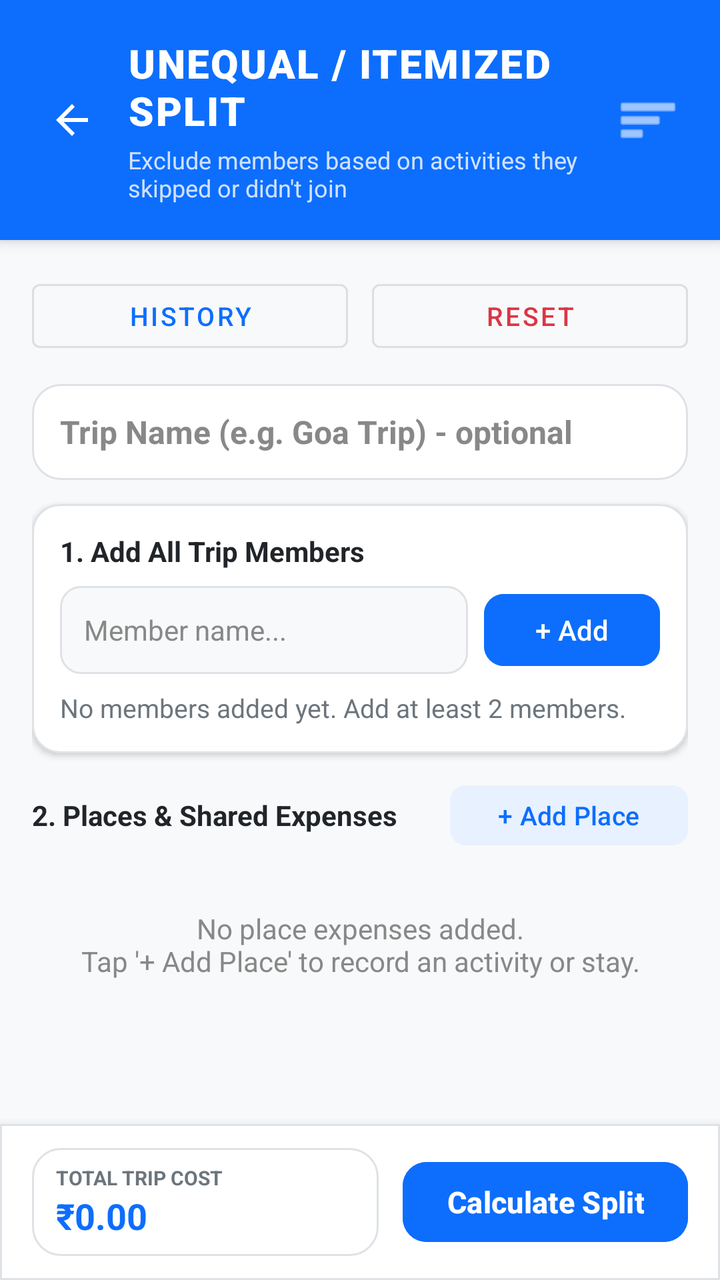
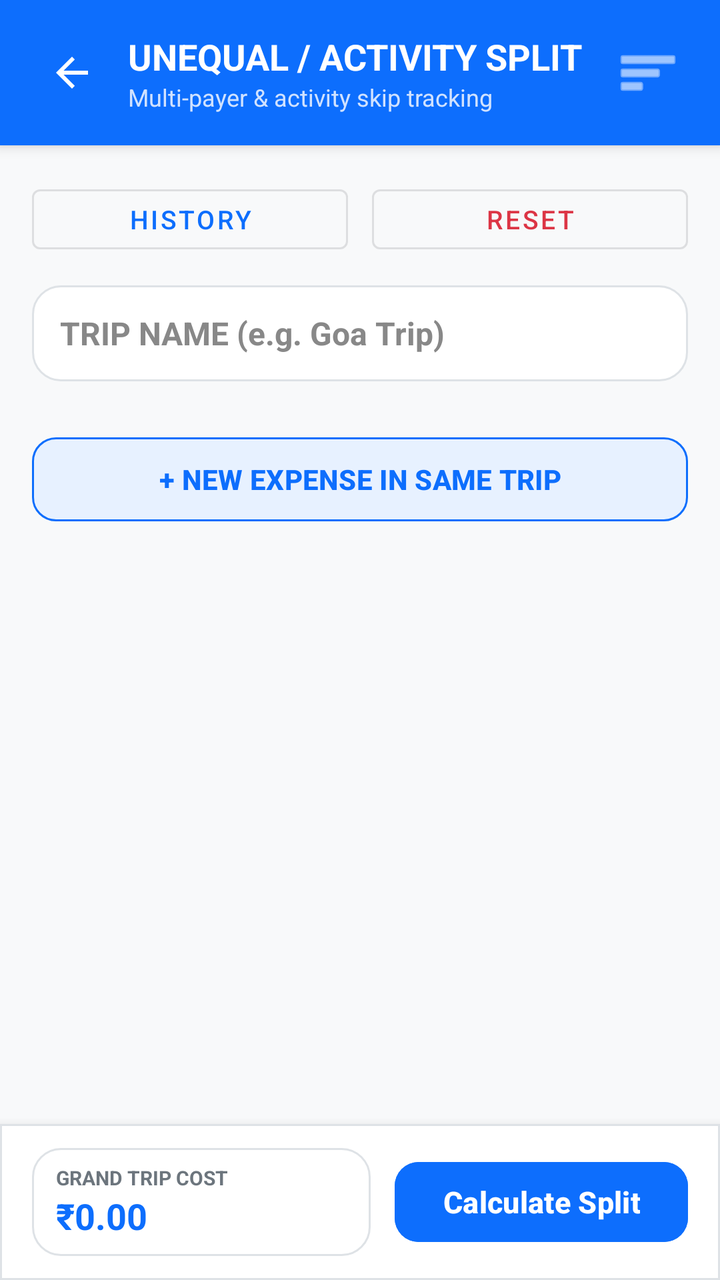

Before-and-after screenshots of an Android layout around one commit, followed by the original layout XML and the change that was made.
<!-- AndroidManifest.xml: application theme Theme.TripExpenseSplitter -->
<!-- res/layout/activity_unequal_split.xml -->
<?xml version="1.0" encoding="utf-8"?>
<LinearLayout xmlns:android="http://schemas.android.com/apk/res/android"
    xmlns:app="http://schemas.android.com/apk/res-auto"
    android:layout_width="match_parent"
    android:layout_height="match_parent"
    android:fitsSystemWindows="true"
    android:background="@color/screen_bg"
    android:orientation="vertical">

    
    <LinearLayout
        android:layout_width="match_parent"
        android:layout_height="wrap_content"
        android:background="@color/primary_blue"
        android:orientation="horizontal"
        android:gravity="center_vertical"
        android:paddingHorizontal="16dp"
        android:paddingVertical="18dp"
        android:elevation="4dp">

        
        <ImageButton
            android:id="@+id/btnBackUnequal"
            android:layout_width="40dp"
            android:layout_height="40dp"
            android:background="?attr/selectableItemBackgroundBorderless"
            android:src="?attr/homeAsUpIndicator"
            android:tint="@android:color/white"
            android:contentDescription="Back"
            android:layout_marginEnd="8dp" />

        
        <LinearLayout
            android:layout_width="0dp"
            android:layout_height="wrap_content"
            android:layout_weight="1"
            android:orientation="vertical">

            <TextView
                android:layout_width="wrap_content"
                android:layout_height="wrap_content"
                android:text="UNEQUAL / ITEMIZED SPLIT"
                android:textSize="20sp"
                android:textStyle="bold"
                android:fontFamily="sans-serif-black"
                android:letterSpacing="0.04"
                android:textColor="#FFFFFF" />

            <TextView
                android:layout_width="wrap_content"
                android:layout_height="wrap_content"
                android:text="Exclude members based on activities they skipped or didn't join"
                android:textSize="12sp"
                android:textColor="#D0E2FF"
                android:layout_marginTop="3dp" />
        </LinearLayout>

        
        <ImageButton
            android:id="@+id/btnMenuUnequal"
            android:layout_width="40dp"
            android:layout_height="40dp"
            android:background="?attr/selectableItemBackgroundBorderless"
            android:src="@android:drawable/ic_menu_sort_by_size"
            android:tint="@android:color/white"
            android:contentDescription="Menu" />
    </LinearLayout>

    
    <ScrollView
        android:layout_width="match_parent"
        android:layout_height="0dp"
        android:layout_weight="1"
        android:fillViewport="true">

        <LinearLayout
            android:layout_width="match_parent"
            android:layout_height="wrap_content"
            android:orientation="vertical"
            android:padding="16dp">

            
            <LinearLayout
                android:layout_width="match_parent"
                android:layout_height="wrap_content"
                android:orientation="horizontal"
                android:layout_marginBottom="12dp">

                <Button
                    android:id="@+id/btnUnequalHistory"
                    android:layout_width="0dp"
                    android:layout_height="44dp"
                    android:layout_weight="1"
                    android:text="HISTORY"
                    style="@style/Widget.MaterialComponents.Button.OutlinedButton"
                    android:textColor="@color/primary_blue"
                    android:textSize="13sp"
                    android:layout_marginEnd="6dp" />

                <Button
                    android:id="@+id/btnUnequalReset"
                    android:layout_width="0dp"
                    android:layout_height="44dp"
                    android:layout_weight="1"
                    android:text="RESET"
                    style="@style/Widget.MaterialComponents.Button.OutlinedButton"
                    android:textColor="#DC3545"
                    android:strokeColor="#DC3545"
                    android:textSize="13sp"
                    android:layout_marginStart="6dp" />
            </LinearLayout>

            
            <EditText
                android:id="@+id/etUnequalTripTitle"
                android:layout_width="match_parent"
                android:layout_height="48dp"
                android:background="@drawable/bg_card"
                android:hint="Trip Name (e.g. Goa Trip) - optional"
                android:inputType="textCapWords"
                android:maxLines="1"
                android:paddingHorizontal="14dp"
                android:textColor="@color/text_primary"
                android:textColorHint="@color/text_hint"
                android:textSize="16sp"
                android:textStyle="bold"
                android:layout_marginBottom="12dp" />

            
            <com.google.android.material.card.MaterialCardView
                android:layout_width="match_parent"
                android:layout_height="wrap_content"
                android:layout_marginBottom="12dp"
                app:cardBackgroundColor="@android:color/white"
                app:cardCornerRadius="14dp"
                app:cardElevation="2dp"
                app:strokeColor="@color/border_color"
                app:strokeWidth="1dp">

                <LinearLayout
                    android:layout_width="match_parent"
                    android:layout_height="wrap_content"
                    android:orientation="vertical"
                    android:padding="14dp">

                    <TextView
                        android:layout_width="wrap_content"
                        android:layout_height="wrap_content"
                        android:text="1. Add All Trip Members"
                        android:textColor="@color/text_primary"
                        android:textSize="14sp"
                        android:textStyle="bold" />

                    <LinearLayout
                        android:layout_width="match_parent"
                        android:layout_height="wrap_content"
                        android:layout_marginTop="8dp"
                        android:orientation="horizontal">

                        <EditText
                            android:id="@+id/etUnequalMemberName"
                            android:layout_width="0dp"
                            android:layout_height="44dp"
                            android:layout_weight="1"
                            android:background="@drawable/bg_input"
                            android:hint="Member name..."
                            android:inputType="textPersonName"
                            android:maxLines="1"
                            android:paddingHorizontal="12dp"
                            android:textColor="@color/text_primary"
                            android:textColorHint="@color/text_hint"
                            android:textSize="14sp" />

                        <Button
                            android:id="@+id/btnAddUnequalMember"
                            android:layout_width="wrap_content"
                            android:layout_height="44dp"
                            android:layout_marginStart="8dp"
                            android:backgroundTint="@color/primary_blue"
                            android:text="+ Add"
                            android:textColor="#FFFFFF"
                            app:cornerRadius="10dp" />
                    </LinearLayout>

                    
                    <TextView
                        android:id="@+id/tvUnequalMembersSummary"
                        android:layout_width="match_parent"
                        android:layout_height="wrap_content"
                        android:layout_marginTop="8dp"
                        android:text="No members added yet. Add at least 2 members."
                        android:textColor="@color/text_secondary"
                        android:textSize="13sp" />
                </LinearLayout>
            </com.google.android.material.card.MaterialCardView>

            
            <LinearLayout
                android:layout_width="match_parent"
                android:layout_height="wrap_content"
                android:gravity="center_vertical"
                android:orientation="horizontal"
                android:layout_marginBottom="8dp">

                <TextView
                    android:layout_width="0dp"
                    android:layout_height="wrap_content"
                    android:layout_weight="1"
                    android:text="2. Places &amp; Shared Expenses"
                    android:textColor="@color/text_primary"
                    android:textSize="14sp"
                    android:textStyle="bold" />

                <Button
                    android:id="@+id/btnOpenAddExpenseDialog"
                    style="@style/Widget.Material3.Button.TonalButton"
                    android:layout_width="wrap_content"
                    android:layout_height="38dp"
                    android:text="+ Add Place"
                    android:textColor="@color/primary_blue"
                    android:textSize="13sp"
                    app:backgroundTint="#E7F1FF"
                    app:cornerRadius="8dp" />
            </LinearLayout>

            
            <TextView
                android:id="@+id/tvEmptyExpensePrompt"
                android:layout_width="match_parent"
                android:layout_height="wrap_content"
                android:layout_marginTop="20dp"
                android:gravity="center"
                android:text="No place expenses added.\nTap '+ Add Place' to record an activity or stay."
                android:textColor="@color/text_hint"
                android:textSize="14sp" />

            
            <LinearLayout
                android:id="@+id/layoutExpenseItemsContainer"
                android:layout_width="match_parent"
                android:layout_height="wrap_content"
                android:orientation="vertical" />

        </LinearLayout>
    </ScrollView>

    
    <com.google.android.material.card.MaterialCardView
        android:layout_width="match_parent"
        android:layout_height="wrap_content"
        app:cardBackgroundColor="@android:color/white"
        app:cardCornerRadius="0dp"
        app:cardElevation="8dp"
        app:strokeColor="@color/border_color"
        app:strokeWidth="1dp">

        <LinearLayout
            android:layout_width="match_parent"
            android:layout_height="wrap_content"
            android:gravity="center_vertical"
            android:orientation="horizontal"
            android:paddingHorizontal="16dp"
            android:paddingVertical="12dp">

            <LinearLayout
                android:layout_width="0dp"
                android:layout_height="wrap_content"
                android:layout_weight="1"
                android:background="@drawable/bg_card"
                android:orientation="vertical"
                android:paddingHorizontal="12dp"
                android:paddingVertical="8dp"
                android:layout_marginEnd="12dp">

                <TextView
                    android:layout_width="wrap_content"
                    android:layout_height="wrap_content"
                    android:text="TOTAL TRIP COST"
                    android:textColor="@color/text_secondary"
                    android:textSize="10sp"
                    android:textStyle="bold" />

                <TextView
                    android:id="@+id/tvUnequalLiveTotal"
                    android:layout_width="wrap_content"
                    android:layout_height="wrap_content"
                    android:text="₹0.00"
                    android:textColor="@color/primary_blue"
                    android:textSize="18sp"
                    android:textStyle="bold" />
            </LinearLayout>

            <Button
                android:id="@+id/btnCalculateUnequalSplit"
                android:layout_width="wrap_content"
                android:layout_height="48dp"
                android:backgroundTint="@color/primary_blue"
                android:paddingHorizontal="22dp"
                android:text="Calculate Split"
                android:textColor="#FFFFFF"
                android:textSize="15sp"
                android:textStyle="bold"
                app:cornerRadius="12dp" />
        </LinearLayout>
    </com.google.android.material.card.MaterialCardView>

</LinearLayout>
<!-- resources referenced by this layout -->
<resources>
  <color name="border_color">#DEE2E6</color>
  <color name="primary_blue">#0D6EFD</color>
  <color name="screen_bg">#F8F9FA</color>
  <color name="text_hint">#888888</color>
  <color name="text_primary">#212529</color>
  <color name="text_secondary">#6C757D</color>
  <!-- drawable bg_card (drawable) -->
  <?xml version="1.0" encoding="utf-8"?>
  <shape xmlns:android="http://schemas.android.com/apk/res/android"
      android:shape="rectangle">
      <solid android:color="@color/card_bg" />
      <corners android:radius="14dp" />
      <stroke android:width="1dp" android:color="@color/border_color" />
  </shape>
  <!-- drawable bg_input (drawable) -->
  <?xml version="1.0" encoding="utf-8"?>
  <shape xmlns:android="http://schemas.android.com/apk/res/android"
      android:shape="rectangle">
      <solid android:color="#F8F9FA" />
      <corners android:radius="10dp" />
      <stroke
          android:width="1dp"
          android:color="#DEE2E6" />
  </shape>
  <style name="Theme.TripExpenseSplitter" parent="Base.Theme.TripExpenseSplitter" />
  <color name="card_bg">#FFFFFF</color>
  <style name="Base.Theme.TripExpenseSplitter" parent="Theme.Material3.Light.NoActionBar">
          
          
      </style>
</resources>

<!-- the commit's change to res/layout/activity_unequal_split.xml (unified diff, before → after) -->
@@ -15,10 +15,9 @@
         android:orientation="horizontal"
         android:gravity="center_vertical"
         android:paddingHorizontal="16dp"
-        android:paddingVertical="18dp"
+        android:paddingVertical="16dp"
         android:elevation="4dp">
 
-        
         <ImageButton
             android:id="@+id/btnBackUnequal"
             android:layout_width="40dp"
@@ -29,7 +28,6 @@
             android:contentDescription="Back"
             android:layout_marginEnd="8dp" />
 
-        
         <LinearLayout
             android:layout_width="0dp"
             android:layout_height="wrap_content"
@@ -39,23 +37,19 @@
             <TextView
                 android:layout_width="wrap_content"
                 android:layout_height="wrap_content"
-                android:text="UNEQUAL / ITEMIZED SPLIT"
-                android:textSize="20sp"
-                android:textStyle="bold"
-                android:fontFamily="sans-serif-black"
-                android:letterSpacing="0.04"
+                android:text="UNEQUAL / ACTIVITY SPLIT"
+                android:textSize="18sp"
+                android:textStyle="bold"
                 android:textColor="#FFFFFF" />
 
             <TextView
                 android:layout_width="wrap_content"
                 android:layout_height="wrap_content"
-                android:text="Exclude members based on activities they skipped or didn't join"
+                android:text="Multi-payer &amp; activity skip tracking"
                 android:textSize="12sp"
-                android:textColor="#D0E2FF"
-                android:layout_marginTop="3dp" />
+                android:textColor="#D0E2FF" />
         </LinearLayout>
 
-        
         <ImageButton
             android:id="@+id/btnMenuUnequal"
             android:layout_width="40dp"
@@ -89,7 +83,7 @@
                 <Button
                     android:id="@+id/btnUnequalHistory"
                     android:layout_width="0dp"
-                    android:layout_height="44dp"
+                    android:layout_height="42dp"
                     android:layout_weight="1"
                     android:text="HISTORY"
                     style="@style/Widget.MaterialComponents.Button.OutlinedButton"
@@ -100,7 +94,7 @@
                 <Button
                     android:id="@+id/btnUnequalReset"
                     android:layout_width="0dp"
-                    android:layout_height="44dp"
+                    android:layout_height="42dp"
                     android:layout_weight="1"
                     android:text="RESET"
                     style="@style/Widget.MaterialComponents.Button.OutlinedButton"
@@ -116,130 +110,38 @@
                 android:layout_width="match_parent"
                 android:layout_height="48dp"
                 android:background="@drawable/bg_card"
-                android:hint="Trip Name (e.g. Goa Trip) - optional"
-                android:inputType="textCapWords"
+                android:hint="TRIP NAME (e.g. Goa Trip)"
+                android:inputType="textCapCharacters"
                 android:maxLines="1"
                 android:paddingHorizontal="14dp"
                 android:textColor="@color/text_primary"
                 android:textColorHint="@color/text_hint"
                 android:textSize="16sp"
                 android:textStyle="bold"
-                android:layout_marginBottom="12dp" />
-
-            
-            <com.google.android.material.card.MaterialCardView
-                android:layout_width="match_parent"
-                android:layout_height="wrap_content"
-                android:layout_marginBottom="12dp"
-                app:cardBackgroundColor="@android:color/white"
-                app:cardCornerRadius="14dp"
-                app:cardElevation="2dp"
-                app:strokeColor="@color/border_color"
-                app:strokeWidth="1dp">
-
-                <LinearLayout
-                    android:layout_width="match_parent"
-                    android:layout_height="wrap_content"
-                    android:orientation="vertical"
-                    android:padding="14dp">
-
-                    <TextView
-                        android:layout_width="wrap_content"
-                        android:layout_height="wrap_content"
-                        android:text="1. Add All Trip Members"
-                        android:textColor="@color/text_primary"
-                        android:textSize="14sp"
-                        android:textStyle="bold" />
-
-                    <LinearLayout
-                        android:layout_width="match_parent"
-                        android:layout_height="wrap_content"
-                        android:layout_marginTop="8dp"
-                        android:orientation="horizontal">
-
-                        <EditText
-                            android:id="@+id/etUnequalMemberName"
-                            android:layout_width="0dp"
-                            android:layout_height="44dp"
-                            android:layout_weight="1"
-                            android:background="@drawable/bg_input"
-                            android:hint="Member name..."
-                            android:inputType="textPersonName"
-                            android:maxLines="1"
-                            android:paddingHorizontal="12dp"
-                            android:textColor="@color/text_primary"
-                            android:textColorHint="@color/text_hint"
-                            android:textSize="14sp" />
-
-                        <Button
-                            android:id="@+id/btnAddUnequalMember"
-                            android:layout_width="wrap_content"
-                            android:layout_height="44dp"
-                            android:layout_marginStart="8dp"
-                            android:backgroundTint="@color/primary_blue"
-                            android:text="+ Add"
-                            android:textColor="#FFFFFF"
-                            app:cornerRadius="10dp" />
-                    </LinearLayout>
-
-                    
-                    <TextView
-                        android:id="@+id/tvUnequalMembersSummary"
-                        android:layout_width="match_parent"
-                        android:layout_height="wrap_content"
-                        android:layout_marginTop="8dp"
-                        android:text="No members added yet. Add at least 2 members."
-                        android:textColor="@color/text_secondary"
-                        android:textSize="13sp" />
-                </LinearLayout>
-            </com.google.android.material.card.MaterialCardView>
+                android:layout_marginBottom="16dp" />
 
             
             <LinearLayout
-                android:layout_width="match_parent"
-                android:layout_height="wrap_content"
-                android:gravity="center_vertical"
-                android:orientation="horizontal"
-                android:layout_marginBottom="8dp">
-
-                <TextView
-                    android:layout_width="0dp"
-                    android:layout_height="wrap_content"
-                    android:layout_weight="1"
-                    android:text="2. Places &amp; Shared Expenses"
-                    android:textColor="@color/text_primary"
-                    android:textSize="14sp"
-                    android:textStyle="bold" />
-
-                <Button
-                    android:id="@+id/btnOpenAddExpenseDialog"
-                    style="@style/Widget.Material3.Button.TonalButton"
-                    android:layout_width="wrap_content"
-                    android:layout_height="38dp"
-                    android:text="+ Add Place"
-                    android:textColor="@color/primary_blue"
-                    android:textSize="13sp"
-                    app:backgroundTint="#E7F1FF"
-                    app:cornerRadius="8dp" />
-            </LinearLayout>
-
-            
-            <TextView
-                android:id="@+id/tvEmptyExpensePrompt"
-                android:layout_width="match_parent"
-                android:layout_height="wrap_content"
-                android:layout_marginTop="20dp"
-                android:gravity="center"
-                android:text="No place expenses added.\nTap '+ Add Place' to record an activity or stay."
-                android:textColor="@color/text_hint"
-                android:textSize="14sp" />
-
-            
-            <LinearLayout
-                android:id="@+id/layoutExpenseItemsContainer"
+                android:id="@+id/layoutActivitiesContainer"
                 android:layout_width="match_parent"
                 android:layout_height="wrap_content"
                 android:orientation="vertical" />
+
+            
+            <Button
+                android:id="@+id/btnAddNewExpenseActivity"
+                android:layout_width="match_parent"
+                android:layout_height="50dp"
+                android:layout_marginTop="8dp"
+                android:layout_marginBottom="24dp"
+                android:backgroundTint="#E7F1FF"
+                android:text="+ NEW EXPENSE IN SAME TRIP"
+                android:textColor="@color/primary_blue"
+                android:textStyle="bold"
+                android:textSize="14sp"
+                app:cornerRadius="12dp"
+                app:strokeColor="@color/primary_blue"
+                app:strokeWidth="1dp" />
 
         </LinearLayout>
     </ScrollView>
@@ -275,7 +177,7 @@
                 <TextView
                     android:layout_width="wrap_content"
                     android:layout_height="wrap_content"
-                    android:text="TOTAL TRIP COST"
+                    android:text="GRAND TRIP COST"
                     android:textColor="@color/text_secondary"
                     android:textSize="10sp"
                     android:textStyle="bold" />
@@ -295,7 +197,7 @@
                 android:layout_width="wrap_content"
                 android:layout_height="48dp"
                 android:backgroundTint="@color/primary_blue"
-                android:paddingHorizontal="22dp"
+                android:paddingHorizontal="24dp"
                 android:text="Calculate Split"
                 android:textColor="#FFFFFF"
                 android:textSize="15sp"
<!-- resource entries referenced after the edit -->
@@ -14,16 +14,6 @@
       <corners android:radius="14dp" />
       <stroke android:width="1dp" android:color="@color/border_color" />
   </shape>
-  <!-- drawable bg_input (drawable) -->
-  <?xml version="1.0" encoding="utf-8"?>
-  <shape xmlns:android="http://schemas.android.com/apk/res/android"
-      android:shape="rectangle">
-      <solid android:color="#F8F9FA" />
-      <corners android:radius="10dp" />
-      <stroke
-          android:width="1dp"
-          android:color="#DEE2E6" />
-  </shape>
   <style name="Theme.TripExpenseSplitter" parent="Base.Theme.TripExpenseSplitter" />
   <color name="card_bg">#FFFFFF</color>
   <style name="Base.Theme.TripExpenseSplitter" parent="Theme.Material3.Light.NoActionBar">
